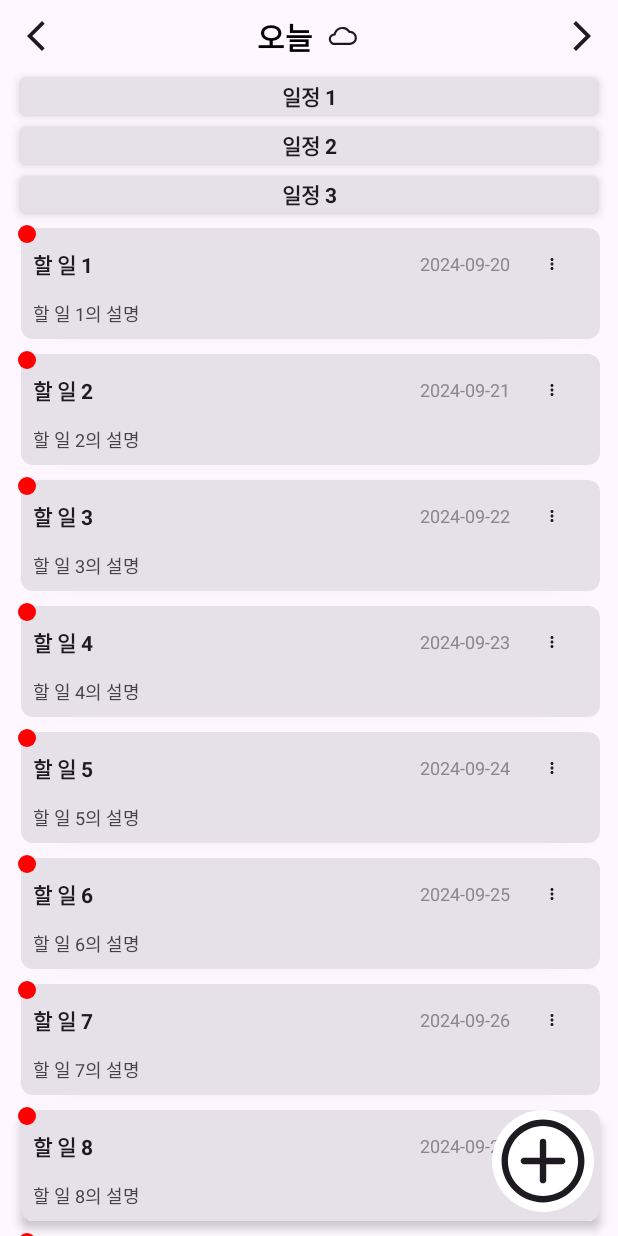
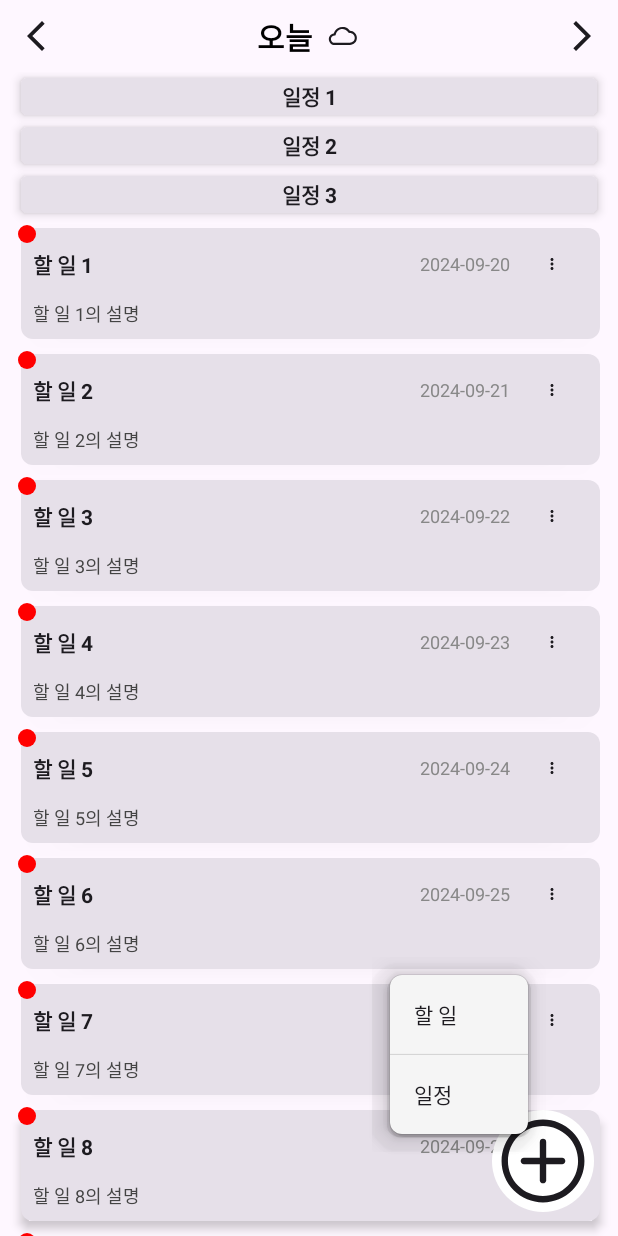
Before and after one commit to dannyjoo7/Miruni, an Android app built with Jetpack Compose: the composable HomeScreen shown on its own in the app's theme, after a tap on "Add Item", on a phone screen of 412 x 824 dp. Run offline under Robolectric (Android 15) with nearby library versions, the phone set to English and light mode, and no system bars; our stand-ins replace Dagger/Hilt's generated code, livedata-compose; 1 statement that could not run was skipped.

Commit message:
FEAT : 할일, 일정 FAB 및 DropDownMenu 추가

```diff
--- a/app/src/main/java/com/joo/miruni/presentation/home/HomeScreen.kt
+++ b/app/src/main/java/com/joo/miruni/presentation/home/HomeScreen.kt
@@ -1,10 +1,12 @@
 package com.joo.miruni.presentation.home
 
 import androidx.compose.foundation.background
+import androidx.compose.foundation.clickable
 import androidx.compose.foundation.layout.Arrangement
 import androidx.compose.foundation.layout.Box
 import androidx.compose.foundation.layout.Column
 import androidx.compose.foundation.layout.Row
+import androidx.compose.foundation.layout.defaultMinSize
 import androidx.compose.foundation.layout.fillMaxSize
 import androidx.compose.foundation.layout.fillMaxWidth
 import androidx.compose.foundation.layout.padding
@@ -16,25 +18,35 @@ import androidx.compose.foundation.shape.RoundedCornerShape
 import androidx.compose.material3.Card
 import androidx.compose.material3.CardDefaults
 import androidx.compose.material3.CircularProgressIndicator
+import androidx.compose.material3.DropdownMenu
 import androidx.compose.material3.FloatingActionButton
 import androidx.compose.material3.FloatingActionButtonDefaults
+import androidx.compose.material3.HorizontalDivider
 import androidx.compose.material3.Icon
 import androidx.compose.material3.IconButton
+import androidx.compose.material3.Surface
 import androidx.compose.material3.Text
 import androidx.compose.runtime.Composable
 import androidx.compose.runtime.LaunchedEffect
 import androidx.compose.runtime.getValue
 import androidx.compose.runtime.livedata.observeAsState
+import androidx.compose.runtime.mutableStateOf
+import androidx.compose.runtime.remember
+import androidx.compose.runtime.setValue
 import androidx.compose.runtime.snapshotFlow
 import androidx.compose.ui.Alignment
 import androidx.compose.ui.Modifier
 import androidx.compose.ui.graphics.Color
+import androidx.compose.ui.platform.LocalContext
+import androidx.compose.ui.platform.LocalDensity
 import androidx.compose.ui.res.painterResource
 import androidx.compose.ui.text.font.FontWeight
 import androidx.compose.ui.text.style.TextOverflow
 import androidx.compose.ui.tooling.preview.Preview
+import androidx.compose.ui.unit.DpOffset
 import androidx.compose.ui.unit.dp
 import androidx.compose.ui.unit.sp
+import androidx.core.content.ContextCompat
 import androidx.hilt.navigation.compose.hiltViewModel
 import androidx.navigation.NavHostController
 import androidx.navigation.compose.rememberNavController
@@ -47,17 +59,23 @@ fun HomeScreen(
     navController: NavHostController,
     homeViewModel: HomeViewModel = hiltViewModel(),
 ) {
+    val context = LocalContext.current
+
     val thingsToDoItems by homeViewModel.thingsToDoItems.observeAsState(emptyList())
     val scheduleItems by homeViewModel.scheduleItems.observeAsState(emptyList())
 
+    // 무한 스크롤
     val lazyListState = rememberLazyListState()
     val isLoading = false
 
+    // FAB 메뉴
+    var isAddMenuExpanded by remember { mutableStateOf(false) }
+
     Box(modifier = Modifier.fillMaxSize()) {
+
         Column(
             modifier = Modifier.fillMaxSize()
         ) {
-
             // 헤더
             Row(
                 modifier = Modifier.fillMaxWidth(),
@@ -126,8 +144,14 @@ fun HomeScreen(
             }
         }
 
+
+        Box(
+            modifier = Modifier
+                .fillMaxSize()
+        ) {
+            // FAB
             FloatingActionButton(
-            onClick = { /* Handle FAB click */ },
+                onClick = { isAddMenuExpanded = !isAddMenuExpanded },
                 modifier = Modifier
                     .padding(16.dp)
                     .align(Alignment.BottomEnd),
@@ -141,6 +165,54 @@ fun HomeScreen(
                     contentDescription = "Add Item",
                 )
             }
+
+            // 메뉴
+            DropdownMenu(
+                expanded = isAddMenuExpanded,
+                onDismissRequest = { isAddMenuExpanded = false },
+                offset = DpOffset(x = (-48).dp, y = (0).dp),
+                containerColor = Color.Transparent,
+                tonalElevation = 0.dp,
+                shadowElevation = 0.dp,
+            ) {
+                Surface(
+                    shape = RoundedCornerShape(8.dp),
+                    color = Color(ContextCompat.getColor(context, R.color.gray_menu)),
+                    modifier = Modifier
+                        .fillMaxWidth()
+                        .padding(12.dp),
+                    tonalElevation = 12.dp,
+                    shadowElevation = 12.dp,
+                ) {
+                    Column {
+                        Text(
+                            text = "할 일",
+                            modifier = Modifier
+                                .clickable {
+                                    isAddMenuExpanded = false
+                                }
+                                .padding(16.dp)
+                                .defaultMinSize(60.dp)
+                        )
+                        HorizontalDivider(
+                            thickness = 0.5.dp,
+                            color = Color.Black.copy(alpha = 0.2f)
+                        )
+                        Text(
+                            text = "일정",
+                            modifier = Modifier
+                                .clickable {
+                                    isAddMenuExpanded = false
+                                }
+                                .padding(16.dp)
+                                .defaultMinSize(60.dp)
+                        )
+                    }
+                }
+            }
+        }
+
+
     }
 
     // 스크롤 이벤트를 통해 데이터 로드
--- a/app/src/main/res/values/colors.xml
+++ b/app/src/main/res/values/colors.xml
@@ -2,4 +2,7 @@
 <resources>
     <color name="black">#FF000000</color>
     <color name="white">#FFFFFFFF</color>
+
+    <!-- 메뉴 색상 -->
+    <color name="gray_menu">#FFF5F5F5</color>
 </resources>
```
Lines whose indentation alone changed are shown as unchanged.
